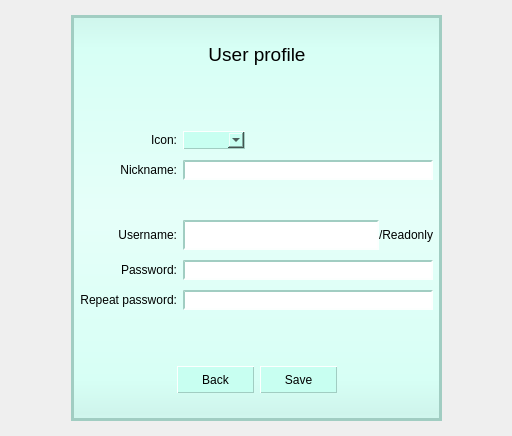
Above: CLIENT/GUI/ui/gui_profile.ui from GiuliCler/GIMPteam before the change. Below: the same form after it.
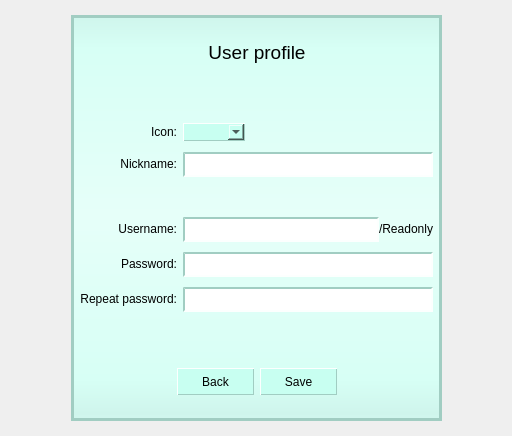
That is the form after the change.

Diff of the .ui file:
```diff
--- a/CLIENT/GUI/ui/gui_profile.ui
+++ b/CLIENT/GUI/ui/gui_profile.ui
@@ -251,6 +251,12 @@
             <verstretch>0</verstretch>
            </sizepolicy>
           </property>
+          <property name="minimumSize">
+           <size>
+            <width>0</width>
+            <height>25</height>
+           </size>
+          </property>
          </widget>
         </item>
         <item row="2" column="0" rowspan="2">
@@ -302,7 +308,7 @@
             <property name="minimumSize">
              <size>
               <width>0</width>
-              <height>30</height>
+              <height>25</height>
              </size>
             </property>
            </widget>
@@ -340,6 +346,12 @@
         </item>
         <item row="4" column="2">
          <widget class="QLineEdit" name="passwordLineEdit">
+          <property name="minimumSize">
+           <size>
+            <width>0</width>
+            <height>25</height>
+           </size>
+          </property>
           <property name="echoMode">
            <enum>QLineEdit::PasswordEchoOnEdit</enum>
           </property>
@@ -366,6 +378,12 @@
         </item>
         <item row="5" column="2">
          <widget class="QLineEdit" name="repeatLineEdit">
+          <property name="minimumSize">
+           <size>
+            <width>0</width>
+            <height>25</height>
+           </size>
+          </property>
           <property name="echoMode">
            <enum>QLineEdit::PasswordEchoOnEdit</enum>
           </property>
```
